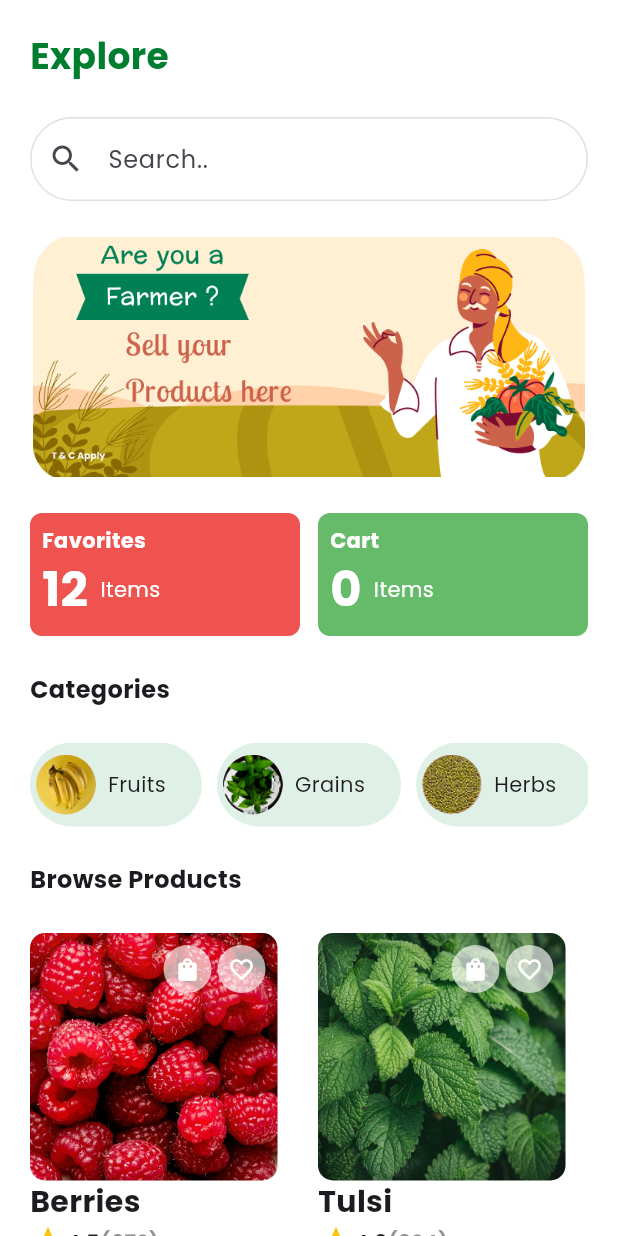
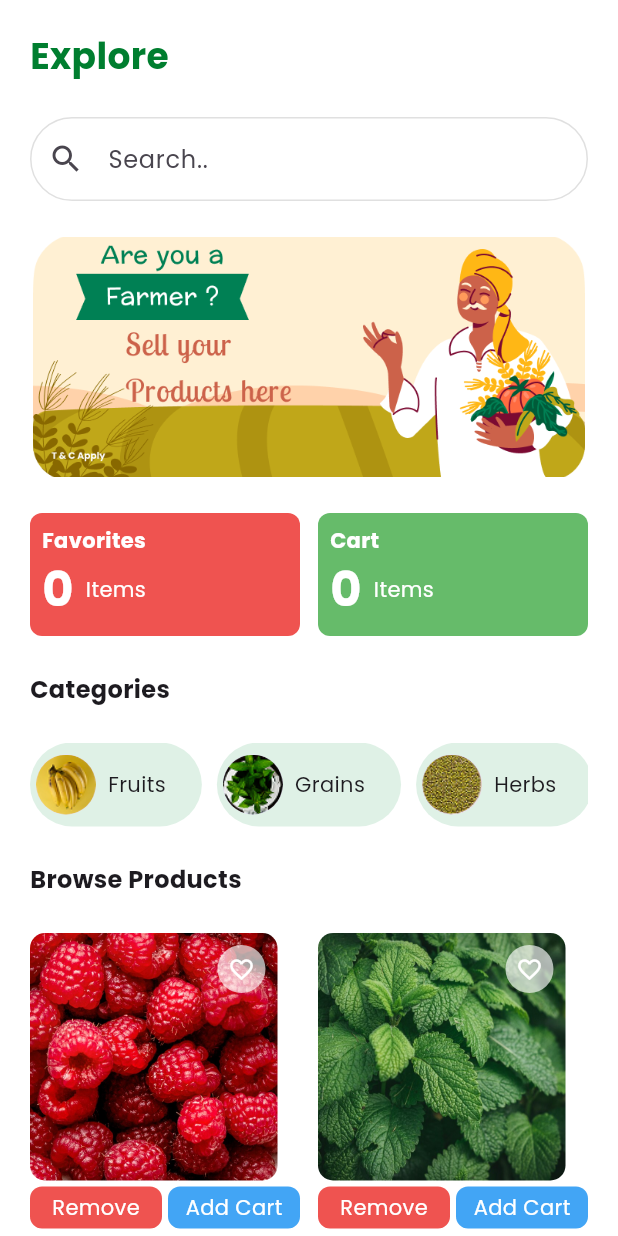
Before and after one commit to nabathnm/raion-workshop, a Flutter app: the screen it shows after launch, on a phone screen of 412 x 824 dp. Run offline on Flutter 3.47's test engine with Material 3 defaults, Android fonts, the phone set to English and light mode, and no system bars; drawn by our look-alikes of carousel_slider; our stand-ins replace flutter_bloc, google_fonts.

Commit message:
add favorite state

```diff
--- a/lib/features/cart/cart_bloc.dart
+++ b/lib/features/cart/cart_bloc.dart
@@ -7,5 +7,8 @@ class CartBloc extends Bloc<CartEvent, CartState> {
     on<AddToCart>((event, emit) {
       emit(CartState(state.totalItems + 1));
     });
+    on<RemoveFromCart>((event, emit) {
+      emit(CartState(state.totalItems - 1));
+    });
   }
 }
--- a/lib/features/cart/cart_event.dart
+++ b/lib/features/cart/cart_event.dart
@@ -1,3 +1,5 @@
 abstract class CartEvent {}
 
 class AddToCart extends CartEvent {}
+
+class RemoveFromCart extends CartEvent {}
--- a/lib/features/favorites/favorite_bloc.dart
+++ b/lib/features/favorites/favorite_bloc.dart
@@ -4,10 +4,8 @@ import 'package:level_1/features/favorites/favorite_state.dart';
 
 class FavoriteBloc extends Bloc<FavoriteEvents, FavoriteState> {
   FavoriteBloc() : super(FavoriteState(0)) {
-    on<addToFavorite>(
-      (event, emit) => (event, emit) {
-        emit(FavoriteState(state.totalItems + 1));
-      },
-    );
+    on<addToFavorite>((event, emit) {
+      emit(FavoriteState(state.totalItems + 1));
+    });
   }
 }
--- a/lib/home_page.dart
+++ b/lib/home_page.dart
@@ -2,9 +2,12 @@ import 'package:flutter/material.dart';
 import 'package:flutter_bloc/flutter_bloc.dart';
 import 'package:level_1/features/cart/cart_bloc.dart';
 import 'package:level_1/features/cart/cart_state.dart';
+import 'package:level_1/features/favorites/favorite_bloc.dart';
+import 'package:level_1/features/favorites/favorite_state.dart';
 import 'package:level_1/widgets/banner_caraousel.dart';
 import 'package:level_1/widgets/category_card.dart';
 import 'package:level_1/widgets/product_card.dart';
+import 'package:level_1/widgets/search_product_bar.dart';
 import 'package:level_1/widgets/statistic_card.dart';
 
 class HomePage extends StatefulWidget {
@@ -38,33 +41,21 @@ class _HomePageState extends State<HomePage> {
                   color: Color(0xff007E2F),
                 ),
               ),
-              TextField(
-                decoration: InputDecoration(
-                  prefixIcon: Icon(Icons.search),
-                  hintText: 'Search..',
-                  fillColor: Colors.white,
-                  filled: true,
-                  enabledBorder: OutlineInputBorder(
-                    borderRadius: BorderRadius.circular(999),
-                    borderSide: BorderSide(color: Colors.grey.shade300),
-                  ),
-
-                  focusedBorder: OutlineInputBorder(
-                    borderRadius: BorderRadius.circular(999),
-                    borderSide: BorderSide(color: Colors.grey.shade300),
-                  ),
-                ),
-              ),
+              SearchProductBar(),
               BannerCarousel(),
-
               Row(
                 spacing: 12,
                 children: [
-                  StatisticCard(
-                    color: Colors.red.shade400,
-                    title: "Favorites",
-                    value: "12",
+                  BlocBuilder<FavoriteBloc, FavoriteState>(
+                    builder: (context, state) {
+                      return StatisticCard(
+                        color: Colors.red.shade400,
+                        title: "Favorites",
+                        value: state.totalItems.toString(),
+                      );
+                    },
                   ),
+
                   BlocBuilder<CartBloc, CartState>(
                     builder: (context, state) {
                       return StatisticCard(
@@ -107,7 +98,7 @@ class _HomePageState extends State<HomePage> {
                   crossAxisCount: 2,
                   crossAxisSpacing: 12,
                   mainAxisSpacing: 12,
-                  childAspectRatio: 0.65,
+                  childAspectRatio: 0.53,
                 ),
                 children: [
                   ProductCard(
--- a/lib/main.dart
+++ b/lib/main.dart
@@ -2,10 +2,19 @@ import 'package:flutter/material.dart';
 import 'package:flutter_bloc/flutter_bloc.dart';
 import 'package:google_fonts/google_fonts.dart';
 import 'package:level_1/features/cart/cart_bloc.dart';
+import 'package:level_1/features/favorites/favorite_bloc.dart';
 import 'package:level_1/home_page.dart';
 
 void main() {
-  runApp(BlocProvider(create: (_) => CartBloc(), child: MyApp()));
+  runApp(
+    MultiBlocProvider(
+      providers: [
+        BlocProvider<CartBloc>(create: (_) => CartBloc()),
+        BlocProvider<FavoriteBloc>(create: (_) => FavoriteBloc()),
+      ],
+      child: MyApp(),
+    ),
+  );
 }
 
 class MyApp extends StatelessWidget {
--- a/lib/widgets/product_card.dart
+++ b/lib/widgets/product_card.dart
@@ -3,6 +3,9 @@ import 'package:flutter_bloc/flutter_bloc.dart';
 import 'package:level_1/detail_page.dart';
 import 'package:level_1/features/cart/cart_bloc.dart';
 import 'package:level_1/features/cart/cart_event.dart';
+import 'package:level_1/features/favorites/favorite_bloc.dart';
+import 'package:level_1/features/favorites/favorite_events.dart';
+import 'package:level_1/widgets/product_cart_button.dart';
 
 class ProductCard extends StatelessWidget {
   final String title;
@@ -26,8 +29,7 @@ class ProductCard extends StatelessWidget {
 
   @override
   Widget build(BuildContext context) {
-    return Expanded(
-      child: GestureDetector(
+    return GestureDetector(
       onTap: () {
         Navigator.push(
           context,
@@ -65,7 +67,10 @@ class ProductCard extends StatelessWidget {
                 top: 8,
                 right: 8,
                 child: GestureDetector(
-                    onTap: onToggleFavorite,
+                  onTap: () {
+                    onToggleFavorite();
+                    context.read<FavoriteBloc>().add(addToFavorite());
+                  },
                   child: CircleAvatar(
                     radius: 16,
                     backgroundColor: Colors.white.withOpacity(0.65),
@@ -77,28 +82,29 @@ class ProductCard extends StatelessWidget {
                   ),
                 ),
               ),
+            ],
+          ),
 
-                Positioned(
-                  top: 8,
-                  right: 44,
-                  child: GestureDetector(
-                    onTap: () {
+          SizedBox(height: 4),
+          Row(
+            spacing: 4,
+            children: [
+              ProductCartButton(
+                color: Colors.red.shade400,
+                name: "Remove",
+                action: () {
+                  context.read<CartBloc>().add(RemoveFromCart());
+                },
+              ),
+              ProductCartButton(
+                color: Colors.blue.shade400,
+                name: "Add Cart",
+                action: () {
                   context.read<CartBloc>().add(AddToCart());
                 },
-                    child: CircleAvatar(
-                      radius: 16,
-                      backgroundColor: Colors.white.withOpacity(0.65),
-                      child: Icon(
-                        Icons.shopping_bag,
-                        color: Colors.white,
-                        size: 18,
-                      ),
-                    ),
-                  ),
               ),
             ],
           ),
-
           Text(
             title,
             style: TextStyle(fontWeight: FontWeight.w700, fontSize: 20),
@@ -132,7 +138,6 @@ class ProductCard extends StatelessWidget {
           ),
         ],
       ),
-      ),
     );
   }
 }
--- /dev/null
+++ b/lib/widgets/product_cart_button.dart
@@ -0,0 +1,32 @@
+import 'package:flutter/material.dart';
+
+class ProductCartButton extends StatelessWidget {
+  final String name;
+  final Color color;
+  final VoidCallback action;
+
+  const ProductCartButton({
+    super.key,
+    required this.name,
+    required this.color,
+    required this.action,
+  });
+
+  @override
+  Widget build(BuildContext context) {
+    return Expanded(
+      child: GestureDetector(
+        onTap: action,
+        child: Container(
+          alignment: .center,
+          padding: EdgeInsets.symmetric(horizontal: 8, vertical: 4),
+          decoration: BoxDecoration(
+            color: color,
+            borderRadius: BorderRadius.circular(8),
+          ),
+          child: Text(name, style: TextStyle(color: Colors.white)),
+        ),
+      ),
+    );
+  }
+}
--- /dev/null
+++ b/lib/widgets/search_product_bar.dart
@@ -0,0 +1,25 @@
+import 'package:flutter/material.dart';
+
+class SearchProductBar extends StatelessWidget {
+  const SearchProductBar({super.key});
+
+  @override
+  Widget build(BuildContext context) {
+    return TextField(
+      decoration: InputDecoration(
+        prefixIcon: Icon(Icons.search),
+        hintText: 'Search..',
+        fillColor: Colors.white,
+        filled: true,
+        enabledBorder: OutlineInputBorder(
+          borderRadius: BorderRadius.circular(999),
+          borderSide: BorderSide(color: Colors.grey.shade300),
+        ),
+        focusedBorder: OutlineInputBorder(
+          borderRadius: BorderRadius.circular(999),
+          borderSide: BorderSide(color: Colors.grey.shade300),
+        ),
+      ),
+    );
+  }
+}
```
Lines whose indentation alone changed are shown as unchanged.
